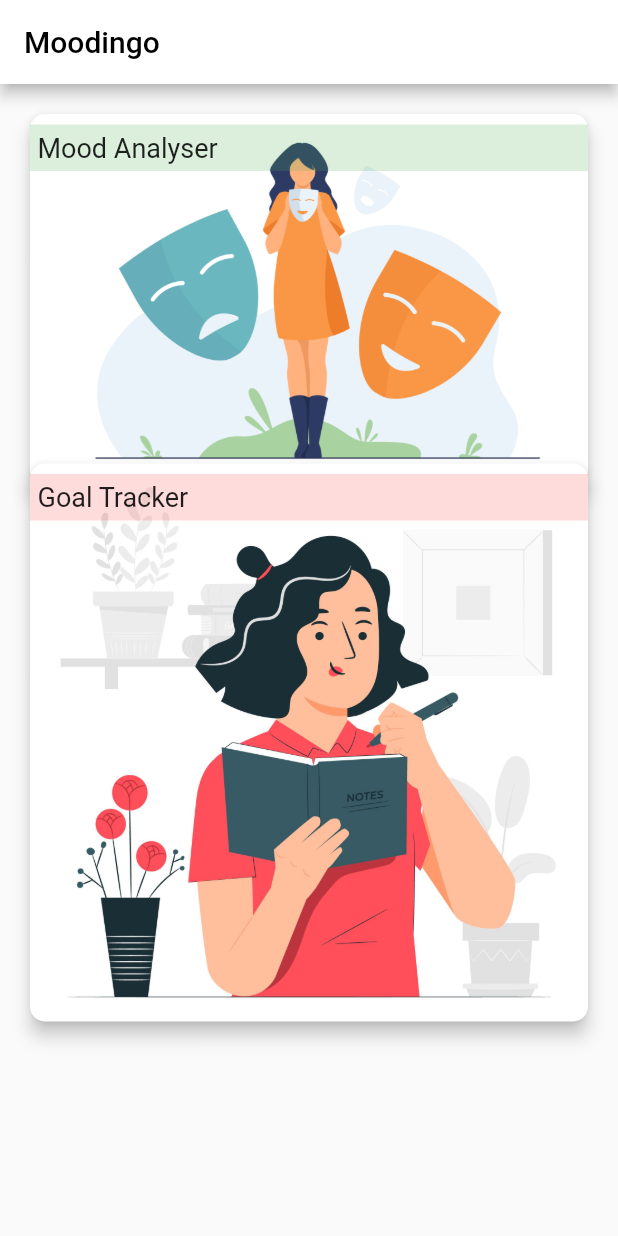
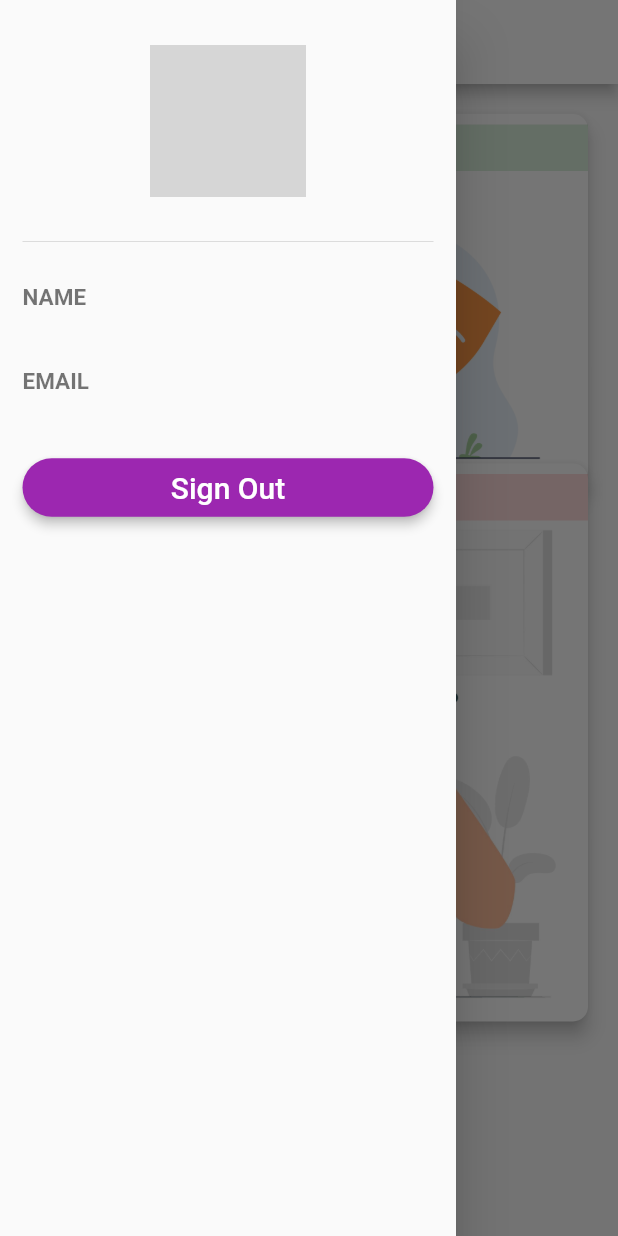
Before and after one commit to kamal-kaur04/moodingo, a Flutter app: the HomePage screen opened directly, with the side drawer open (before the commit the screen has no drawer), on a phone screen of 412 x 824 dp. Run offline on Flutter 3.47's test engine with Material 2 defaults, Android fonts, the phone set to English and light mode, and no system bars; our stand-ins replace charts_flutter, firebase_auth, google_sign_in, line_awesome_icons, pie_chart, sqflite; missing offline and left inert: generic_bloc_provider; accounts and stored records are empty; network calls fail; grey boxes are pictures that could not be loaded.

Commit message:
google sign-in and side drawer implementation

```diff
--- a/lib/models/mood.dart
+++ b/lib/models/mood.dart
@@ -4,6 +4,7 @@
 class Mood {
   String name;
   String moodimage;
+  String datetime;
   bool iselected;
   Mood(this.moodimage, this.name, this.iselected);
 }
--- a/lib/screens/homepage.dart
+++ b/lib/screens/homepage.dart
@@ -1,6 +1,8 @@
 import 'package:flutter/material.dart';
 import 'package:moodingo/screens/chart.dart';
 import 'package:moodingo/screens/daymood.dart';
+import 'package:moodingo/screens/loginpage.dart';
+import 'package:moodingo/services/sign_in.dart';
 // import 'package:dost/dialog_flow.dart';
 // import 'package:dost/widget/messaging_widget.dart';
 // import 'package:dost/mini_games.dart';
@@ -20,7 +22,81 @@ class MyHomePage extends State<HomePage> {
             style: TextStyle(color: Colors.black),
           ),
           backgroundColor: Colors.white,
-          automaticallyImplyLeading: false,
+          iconTheme: new IconThemeData(color: Colors.black),
+          //automaticallyImplyLeading: false,
+        ),
+        drawer: Drawer(
+          child: ListView(
+            padding: EdgeInsets.only(left: 15, right: 15),
+            children: <Widget>[
+              DrawerHeader(
+                padding:
+                    EdgeInsets.only(left: 85, right: 85, top: 30, bottom: 30),
+                child: CircleAvatar(
+                  backgroundImage: NetworkImage(
+                    imageUrl,
+                  ),
+                  //radius: 50,
+                  backgroundColor: Colors.transparent,
+                ),
+              ),
+              SizedBox(height: 20),
+              Text(
+                'NAME',
+                style: TextStyle(
+                  fontSize: 15,
+                  fontWeight: FontWeight.bold,
+                  color: Colors.black54,
+                ),
+              ),
+              Text(
+                name,
+                style: TextStyle(
+                  fontSize: 15,
+                  color: Colors.purple,
+                  fontWeight: FontWeight.bold,
+                ),
+              ),
+              SizedBox(height: 20),
+              Text(
+                'EMAIL',
+                style: TextStyle(
+                  fontSize: 15,
+                  fontWeight: FontWeight.bold,
+                  color: Colors.black54,
+                ),
+              ),
+              Text(
+                email,
+                style: TextStyle(
+                  fontSize: 15,
+                  color: Colors.purple,
+                  fontWeight: FontWeight.bold,
+                ),
+              ),
+              SizedBox(height: 20),
+              RaisedButton(
+                onPressed: () {
+                  signOutGoogle();
+                  Navigator.of(context).pushAndRemoveUntil(
+                      MaterialPageRoute(builder: (context) {
+                    return LoginPage();
+                  }), ModalRoute.withName('/'));
+                },
+                color: Colors.purple,
+                child: Padding(
+                  padding: const EdgeInsets.all(8.0),
+                  child: Text(
+                    'Sign Out',
+                    style: TextStyle(fontSize: 20, color: Colors.white),
+                  ),
+                ),
+                elevation: 3,
+                shape: RoundedRectangleBorder(
+                    borderRadius: BorderRadius.circular(40)),
+              )
+            ],
+          ),
         ),
         body: Container(
           height: 700,
```
Also changed, not shown: lib/Bloc/moodBloc.dart (added, +43 -0 lines), lib/Bloc/moodEvent.dart (added, +8 -0 lines), lib/main.dart (+5 -6 lines), lib/screens/daymood.dart (+17 -8 lines), lib/screens/loginpage.dart (added, +73 -0 lines), lib/services/sign_in.dart (added, +49 -0 lines), pubspec.yaml (+6 -31 lines), assets/google_logo.png (added), pubspec.lock, 4 other files.
